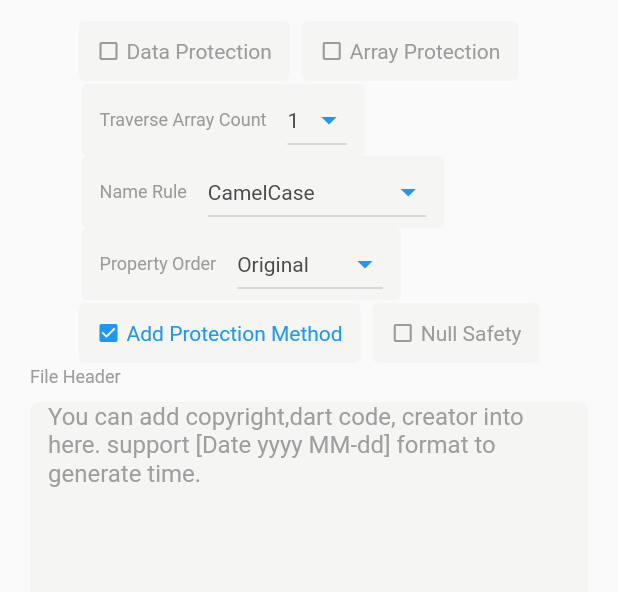
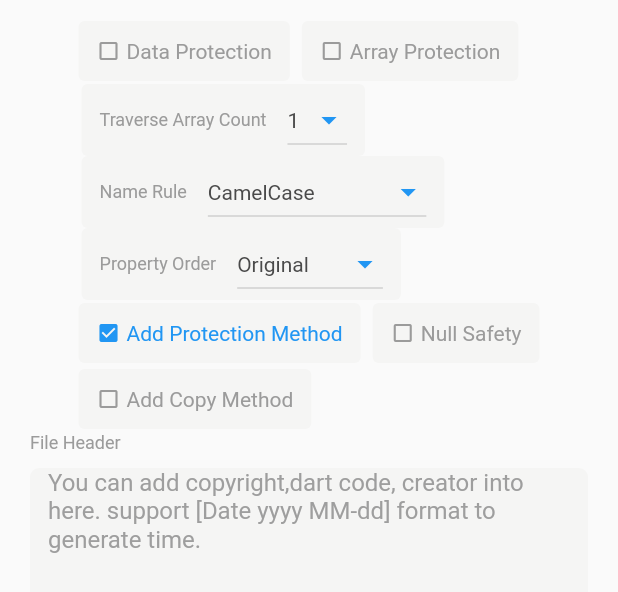
Before and after one commit to fluttercandies/JsonToDart, a Flutter app: the MoreSetting widget shown alone on an empty page, opened directly with empty values, on a phone screen of 412 x 824 dp. Shown: the top 592 px of the screen. Run offline on Flutter 3.47's test engine with Material 2 defaults, Android fonts, the phone set to English and light mode, and no system bars; drawn by our look-alikes of oktoast; our stand-ins replace equatable, hive, hive_flutter, nested, tuple; missing offline and left inert: dart_style; accounts and stored records are empty; generated files the repository leaves out were written again; Roboto replaces fonts that are missing (MyraidPro).

Commit message:
add copy method

```diff
--- a/Flutter/json_to_dart/lib/l10n/app_en.arb
+++ b/Flutter/json_to_dart/lib/l10n/app_en.arb
@@ -38,5 +38,6 @@
     "fileHeaderHelp": "You can add copyright,dart code, creator into here. support [Date yyyy MM-dd] format to generate time.",
     "nullsafety": "Null Safety",
     "nullable": "Nullable",
-    "smartNullable": "Smart Nullable"
+    "smartNullable": "Smart Nullable",
+    "addCopyMethod":"Add Copy Method"
 }
--- a/Flutter/json_to_dart/lib/l10n/app_zh.arb
+++ b/Flutter/json_to_dart/lib/l10n/app_zh.arb
@@ -38,5 +38,6 @@
     "fileHeaderHelp": "可以在这里添加 Copyright，导入 Dart 代码，创建人信息等等。支持[Date yyyy MM-dd]来生成时间，Date后面为日期格式.",
     "nullsafety": "空安全",
     "nullable": "可空",
-    "smartNullable": "智能可空"
+    "smartNullable": "智能可空",
+    "addCopyMethod":"添加复制方法"
 }
--- a/Flutter/json_to_dart/lib/l10n/app_zh_Hant.arb
+++ b/Flutter/json_to_dart/lib/l10n/app_zh_Hant.arb
@@ -38,5 +38,6 @@
     "fileHeaderHelp": "可以在這裏添加 Copyright，導入 Dart 代碼，創建人資訊等等。支持[Date yyyy MM-dd]來生成時間，Date後面為日期格式。",
     "nullsafety": "空安全",
     "nullable": "可空",
-    "smartNullable": "智能可空"
+    "smartNullable": "智能可空",
+    "addCopyMethod":"添加複製方法"
 }
--- a/Flutter/json_to_dart/lib/models/config.dart
+++ b/Flutter/json_to_dart/lib/models/config.dart
@@ -25,28 +25,58 @@ class ConfigSetting extends Setting<ConfigSetting> with ChangeNotifier {
     await super.init(adapter: ConfigSettingAdapter(), defaultValue: this);
   }
 
-  @HiveField(0)
+  @HiveField(
+    0,
+    defaultValue: true,
+  )
   bool addMethod = true;
-  @HiveField(1)
+  @HiveField(
+    1,
+    defaultValue: 2,
+  )
   int column1Width = 2;
-  @HiveField(2)
+  @HiveField(
+    2,
+    defaultValue: 3,
+  )
   int column2Width = 3;
-  @HiveField(3)
+  @HiveField(
+    3,
+    defaultValue: false,
+  )
   bool enableArrayProtection = false;
-  @HiveField(4)
+  @HiveField(
+    4,
+    defaultValue: false,
+  )
   bool enableDataProtection = false;
-  @HiveField(5)
+  @HiveField(
+    5,
+    defaultValue: '',
+  )
   String fileHeaderInfo = '';
-  @HiveField(6)
+  @HiveField(
+    6,
+    defaultValue: 1,
+  )
   int traverseArrayCount = 1;
-  @HiveField(7)
+  @HiveField(
+    7,
+    defaultValue: PropertyNamingConventionsType.camelCase,
+  )
   PropertyNamingConventionsType propertyNamingConventionsType =
       PropertyNamingConventionsType.camelCase;
 
   PropertyAccessorType _propertyAccessorType = PropertyAccessorType.none;
-  @HiveField(8)
+  @HiveField(
+    8,
+    defaultValue: PropertyAccessorType.none,
+  )
   PropertyAccessorType get propertyAccessorType => _propertyAccessorType;
-  @HiveField(8)
+  @HiveField(
+    8,
+    defaultValue: PropertyAccessorType.none,
+  )
   set propertyAccessorType(PropertyAccessorType value) {
     if (_propertyAccessorType != value) {
       _propertyAccessorType = value;
@@ -54,14 +84,23 @@ class ConfigSetting extends Setting<ConfigSetting> with ChangeNotifier {
     }
   }
 
-  @HiveField(9)
+  @HiveField(
+    9,
+    defaultValue: PropertyNameSortingType.none,
+  )
   PropertyNameSortingType propertyNameSortingType =
       PropertyNameSortingType.none;
 
   bool _nullsafety = false;
-  @HiveField(10)
+  @HiveField(
+    10,
+    defaultValue: false,
+  )
   bool get nullsafety => _nullsafety;
-  @HiveField(10)
+  @HiveField(
+    10,
+    defaultValue: false,
+  )
   set nullsafety(bool value) {
     if (_nullsafety != value) {
       _nullsafety = value;
@@ -70,9 +109,15 @@ class ConfigSetting extends Setting<ConfigSetting> with ChangeNotifier {
   }
 
   bool _nullable = true;
-  @HiveField(11)
+  @HiveField(
+    11,
+    defaultValue: true,
+  )
   bool get nullable => _nullable;
-  @HiveField(11)
+  @HiveField(
+    11,
+    defaultValue: true,
+  )
   set nullable(bool value) {
     if (_nullable != value) {
       _nullable = value;
@@ -81,9 +126,15 @@ class ConfigSetting extends Setting<ConfigSetting> with ChangeNotifier {
   }
 
   Locale _locale = const Locale.fromSubtags(languageCode: 'en');
-  @HiveField(12)
+  @HiveField(
+    12,
+    defaultValue: Locale.fromSubtags(languageCode: 'en'),
+  )
   Locale get locale => _locale;
-  @HiveField(12)
+  @HiveField(
+    12,
+    defaultValue: Locale.fromSubtags(languageCode: 'en'),
+  )
   set locale(Locale value) {
     // fix hive error
     // we change zh_Hans to zh
@@ -99,15 +150,27 @@ class ConfigSetting extends Setting<ConfigSetting> with ChangeNotifier {
   }
 
   bool _smartNullable = false;
-  @HiveField(13)
+  @HiveField(
+    13,
+    defaultValue: false,
+  )
   bool get smartNullable => _smartNullable;
-  @HiveField(13)
+  @HiveField(
+    13,
+    defaultValue: false,
+  )
   set smartNullable(bool value) {
     if (_smartNullable != value) {
       _smartNullable = value;
       notifyListeners();
     }
   }
+
+  @HiveField(
+    14,
+    defaultValue: false,
+  )
+  bool addCopyMethod = false;
 }
 
 class TypeIds {
--- a/Flutter/json_to_dart/lib/models/dart_object.dart
+++ b/Flutter/json_to_dart/lib/models/dart_object.dart
@@ -320,6 +320,8 @@ class DartObject extends DartProperty {
       final MyStringBuffer fromJsonSb1 = MyStringBuffer();
       final MyStringBuffer toJsonSb = MyStringBuffer();
 
+      final MyStringBuffer copySb = MyStringBuffer();
+
       factorySb.writeLine(
           stringFormat(DartHelper.factoryStringHeader, <String>[className]));
 
@@ -339,6 +341,8 @@ class DartObject extends DartProperty {
               (ConfigSetting().nullsafety && item.nullable),
         );
         final bool isGetSet = fss.startsWith('{');
+        String copyProperty = item.name;
+
         if (item is DartObject) {
           className = item.className;
 
@@ -356,11 +360,17 @@ class DartObject extends DartProperty {
           if (ConfigSetting().nullsafety && item.nullable) {
             typeString += '?';
           }
+
+          if (!ConfigSetting().nullsafety || item.nullable) {
+            copyProperty += '?';
+          }
+          copyProperty += '.copy()';
         } else if (item.value is List) {
           if (objectKeys.containsKey(item.key)) {
             className = objectKeys[item.key]!.className;
           }
           typeString = item.getTypeString(className: className);
+
           typeString = typeString.replaceAll('?', '');
 
           fromJsonSb1.writeLine(item.getArraySetPropertyString(
@@ -382,6 +392,8 @@ class DartObject extends DartProperty {
             }
           }
           setString += ',';
+
+          copyProperty = item.getListCopy(className: className);
         } else {
           setString = DartHelper.setProperty(item.name, item, this.className);
           typeString = DartHelper.getDartTypeString(item.type, item);
@@ -431,6 +443,8 @@ class DartObject extends DartProperty {
           item.key,
           setName,
         ]));
+
+        copySb.writeLine('${item.name}:$copyProperty,');
       }
 
       if (factorySb1.length == 0) {
@@ -468,8 +482,14 @@ class DartObject extends DartProperty {
       sb.writeLine(propertySb.toString());
       sb.writeLine(DartHelper.classToString);
       sb.writeLine(toJsonSb.toString());
-      sb.writeLine(stringFormat(DartHelper.classToClone,
-          <String>[className, if (ConfigSetting().nullsafety) '!' else '']));
+      if (ConfigSetting().addCopyMethod) {
+        sb.writeLine(stringFormat(DartHelper.copyWithString, <String>[
+          className,
+          copySb.toString(),
+        ]));
+      }
+      // sb.writeLine(stringFormat(DartHelper.classToClone,
+      //     <String>[className, if (ConfigSetting().nullsafety) '!' else '']));
     }
 
     sb.writeLine(DartHelper.classFooter);
--- a/Flutter/json_to_dart/lib/models/dart_property.dart
+++ b/Flutter/json_to_dart/lib/models/dart_property.dart
@@ -87,6 +87,48 @@ class DartProperty extends Equatable {
     }
 
     return result ?? (className ?? DartHelper.getDartTypeString(type, this));
+  }
+
+  String getListCopy({String? className}) {
+    // if (className == null) {
+    //   return '$name$toList';
+    // }
+    dynamic temp = value;
+    String copy = '';
+    String type = '{0}';
+
+    while (temp is List) {
+      if (copy == '') {
+        copy =
+            'e.map(($type e) => ${className != null ? 'e.copy()' : 'e'}).toList()';
+      } else {
+        type = 'List<$type>';
+        copy = 'e.map(($type e)=> $copy).toList()';
+      }
+      if (temp is List) {
+        temp = temp.first;
+      }
+    }
+
+    //type = 'List<$type>';
+    // copy =
+    //     '${ConfigSetting().nullsafety && !nullable ? name : name + '?'}.map(($type e)=> $copy)$toList';
+    copy = stringFormat(copy, <String>[
+      className ??
+          DartHelper.getDartTypeString(
+                  DartHelper.converDartType(temp?.runtimeType ?? Object), this)
+              .replaceAll('?', '')
+    ]);
+    copy = copy.replaceFirst(
+      'e',
+      ConfigSetting().nullsafety && !nullable ? name : name + '?',
+    );
+
+    if (!ConfigSetting().nullsafety) {
+      copy = copy.replaceRange(
+          copy.length - '.toList()'.length, null, '?.toList()');
+    }
+    return copy;
   }
 
   String getBaseTypeString({String? className}) {
--- a/Flutter/json_to_dart/lib/pages/setting.dart
+++ b/Flutter/json_to_dart/lib/pages/setting.dart
@@ -250,6 +250,15 @@ class _MoreSettingState extends State<MoreSetting> {
               });
             },
           ),
+        StCheckBox(
+          title: appLocalizations.addCopyMethod,
+          value: ConfigSetting().addCopyMethod,
+          onChanged: (bool value) {
+            setState(() {
+              ConfigSetting().addCopyMethod = value;
+            });
+          },
+        ),
       ],
     );
     return Container(
--- a/Flutter/json_to_dart/lib/utils/dart_helper.dart
+++ b/Flutter/json_to_dart/lib/utils/dart_helper.dart
@@ -249,4 +249,13 @@ T? asT<T extends Object?>(dynamic value, [T? defaultValue]) {
     }
     return asTString;
   }
+
+  static const String copyWithString = '''
+
+    {0} copy() {
+    return {0}(
+      {1}
+    );
+  }
+  ''';
 }
```
Also changed, not shown: Flutter/json_to_dart/lib/models/config.g.dart, Flutter/json_to_dart/pubspec.lock, 1 other file.
